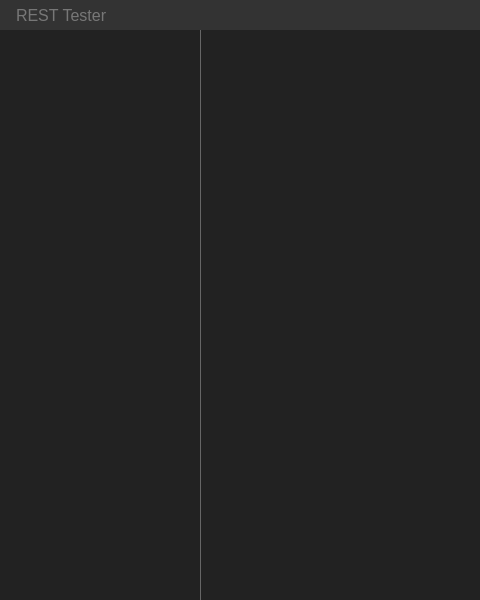
First picture: the form in mainwindow.ui, repository ivanmaslyuk/RestTester, before the edit; both pictures show x 0 to 480 and y 0 to 600 of the 800 by 600 pixel window.
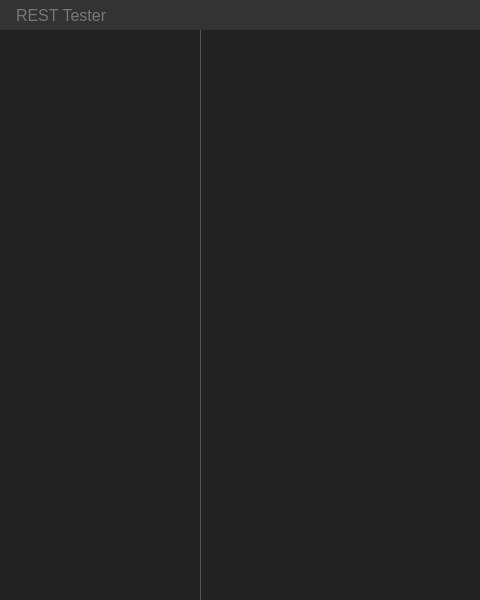
Second picture: the form after the edit. Custom widgets are drawn as their Qt base class.

The edit to the form file:
```diff
--- a/mainwindow.ui
+++ b/mainwindow.ui
@@ -154,7 +154,7 @@
        <widget class="QSplitter" name="splitter">
         <property name="styleSheet">
          <string notr="true">QSplitter::handle {
-	background-color: #666;
+	background-color: #555;
 	height: 1px;
 	margin: 0;
 }</string>
```
